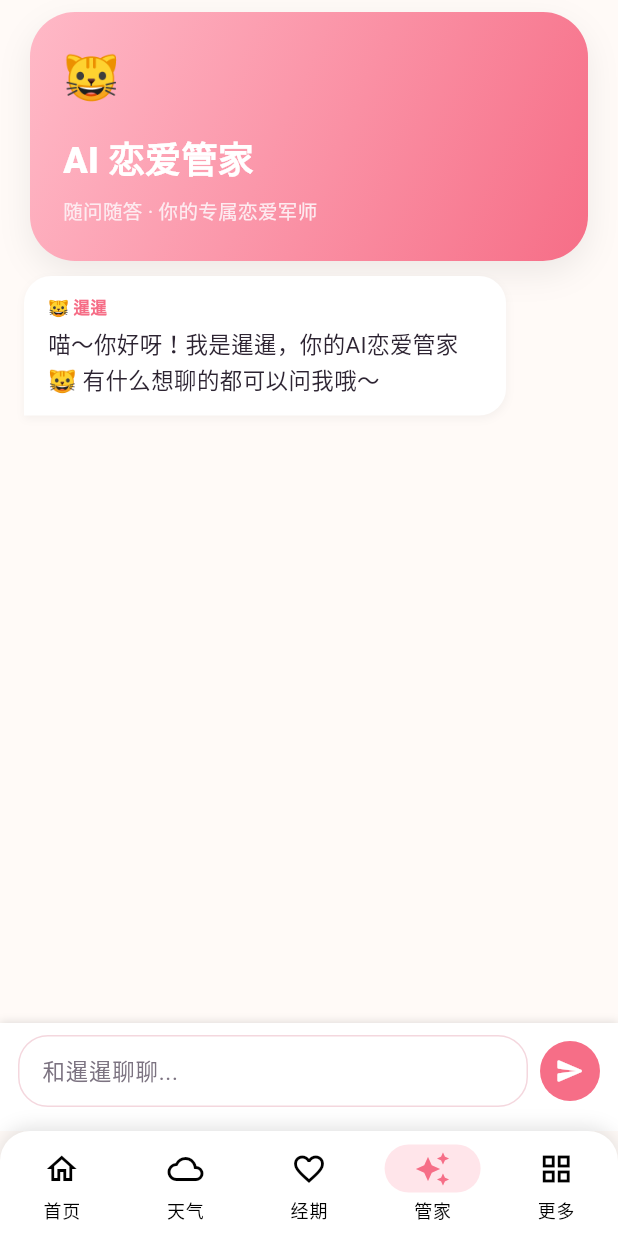
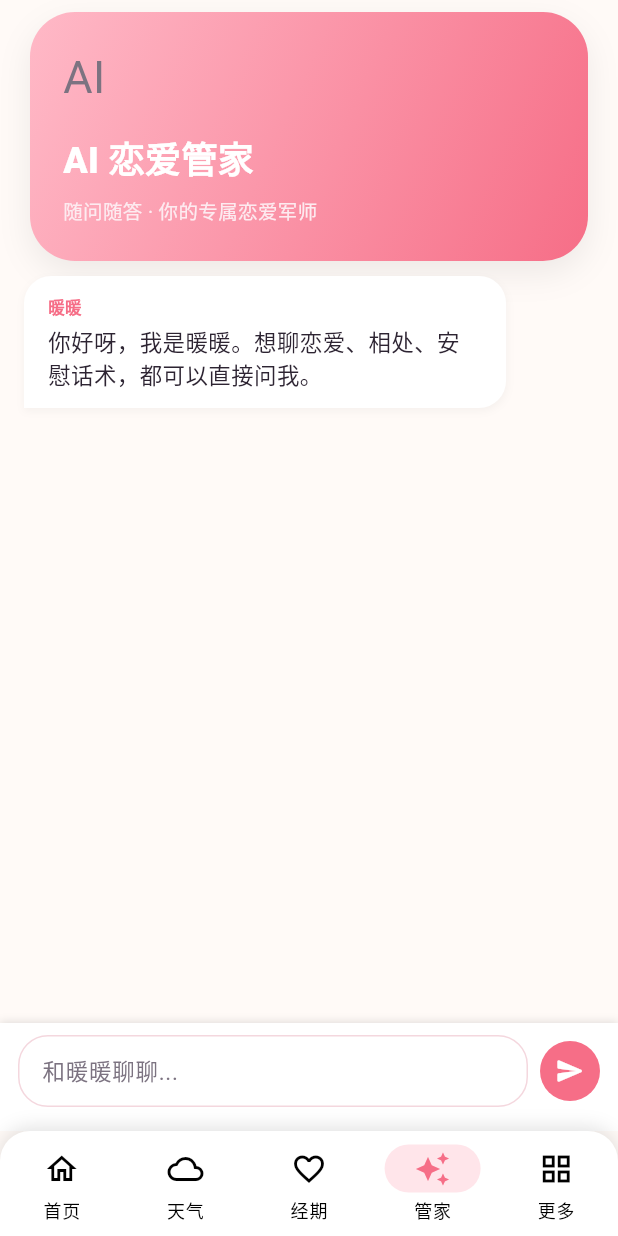
Before and after one commit to CCCyt0324/couple-companion, a Flutter app: the screen it shows after launch, item 4 of the bottom bar chosen, on a phone screen of 412 x 824 dp. Run offline on Flutter 3.47's test engine with Material 3 defaults, Android fonts, the light colour scheme and no system bars; our stand-ins replace dio, flutter_riverpod, go_router, permission_handler, shared_preferences, socket_io_client; missing offline and left inert: amap_flutter_location, dart:html; network calls fail.

Commit message:
更新前端构建：修复API地址和管家聊天页面

```diff
--- a/frontend/lib/core/config/env_config.dart
+++ b/frontend/lib/core/config/env_config.dart
@@ -1,25 +1,54 @@
-/// 环境配置 —— 通过 --dart-define 注入
-/// flutter run --dart-define=API_URL=https://api.yourdomain.com
+/// 环境配置，通过 --dart-define 注入。
+/// 例如：
+/// flutter build web --dart-define=API_URL=https://api.yourdomain.com/api
 class EnvConfig {
   EnvConfig._();
 
   static const String _apiUrl = String.fromEnvironment('API_URL');
   static const String _wsUrl = String.fromEnvironment('WS_URL');
 
-  /// API 基础地址（空 = 相对路径 /api，同域访问）
-  static String get apiBaseUrl =>
-      _apiUrl.isNotEmpty ? _apiUrl : '/api';
+  /// API 基础地址。
+  /// 空值时默认走同域 `/api`。
+  /// 如果只传了域名根地址，例如 `https://api.example.com`，
+  /// 会自动补成 `https://api.example.com/api`，以匹配当前后端的全局前缀。
+  static String get apiBaseUrl {
+    if (_apiUrl.isEmpty) {
+      return '/api';
+    }
 
-  /// WebSocket 地址（根据 API URL 自动推断 wss/ws）
+    final normalized = _trimTrailingSlash(_apiUrl);
+    final uri = Uri.parse(normalized);
+    if (uri.path.isEmpty || uri.path == '/') {
+      return '$normalized/api';
+    }
+    return normalized;
+  }
+
+  /// WebSocket 地址。
+  /// 未显式传入时，会根据 API_URL 自动推断协议、主机和端口。
   static String get wsBaseUrl {
-    if (_wsUrl.isNotEmpty) return _wsUrl;
+    if (_wsUrl.isNotEmpty) {
+      return _trimTrailingSlash(_wsUrl);
+    }
+
     if (_apiUrl.isNotEmpty) {
-      final uri = Uri.parse(_apiUrl);
+      final uri = Uri.parse(_trimTrailingSlash(_apiUrl));
       final scheme = uri.scheme == 'https' ? 'wss' : 'ws';
-      return '$scheme://${uri.host}:${uri.port > 0 ? uri.port : ""}';
+      final hasPort = uri.hasPort && uri.port > 0;
+      return hasPort
+          ? '$scheme://${uri.host}:${uri.port}'
+          : '$scheme://${uri.host}';
     }
+
     return 'ws://localhost:3000';
   }
 
   static bool get isProduction => _apiUrl.isNotEmpty;
+
+  static String _trimTrailingSlash(String value) {
+    if (value.endsWith('/')) {
+      return value.substring(0, value.length - 1);
+    }
+    return value;
+  }
 }
--- a/frontend/lib/features/butler/butler_screen.dart
+++ b/frontend/lib/features/butler/butler_screen.dart
@@ -1,29 +1,28 @@
+import 'package:dio/dio.dart';
 import 'package:flutter/material.dart';
+
+import '../../core/constants/api_constants.dart';
 import '../../core/theme/app_theme.dart';
 import '../../core/widgets/app_chrome.dart';
 import '../../services/api/api_service.dart';
-import '../../core/constants/api_constants.dart';
 
 class ButlerScreen extends StatefulWidget {
   const ButlerScreen({super.key});
+
   @override
   State<ButlerScreen> createState() => _ButlerScreenState();
 }
 
 class _ButlerScreenState extends State<ButlerScreen> {
-  final _messages = <_ChatMessage>[];
+  final _messages = <_ChatMessage>[
+    const _ChatMessage(
+      role: 'assistant',
+      content: '你好呀，我是暖暖。想聊恋爱、相处、安慰话术，都可以直接问我。',
+    ),
+  ];
   final _inputCtrl = TextEditingController();
   final _scrollCtrl = ScrollController();
   bool _loading = false;
-
-  @override
-  void initState() {
-    super.initState();
-    _messages.add(const _ChatMessage(
-      role: 'assistant',
-      content: '喵～你好呀！我是暹暹，你的AI恋爱管家🐱 有什么想聊的都可以问我哦～',
-    ));
-  }
 
   @override
   void dispose() {
@@ -34,7 +33,10 @@ class _ButlerScreenState extends State<ButlerScreen> {
 
   Future<void> _send() async {
     final text = _inputCtrl.text.trim();
-    if (text.isEmpty || _loading) return;
+    if (text.isEmpty || _loading) {
+      return;
+    }
+
     setState(() {
       _messages.add(_ChatMessage(role: 'user', content: text));
       _loading = true;
@@ -43,33 +45,74 @@ class _ButlerScreenState extends State<ButlerScreen> {
     _scrollToBottom();
 
     try {
-      final res = await apiService.post(ApiConstants.butlerChat, data: {
+      final res = await apiService.post(
+        ApiConstants.butlerChat,
+        data: {
           'messages': _messages
               .where((m) => m.role != 'system')
               .map((m) => {'role': m.role, 'content': m.content})
               .toList(),
-      });
+        },
+      );
       final data = apiService.unwrap(res.data) as Map<String, dynamic>;
+
       setState(() {
         _messages.add(_ChatMessage.fromJson(data));
         _loading = false;
       });
       _scrollToBottom();
-    } catch (_) {
+    } catch (error) {
       setState(() {
-        _messages.add(const _ChatMessage(
-          role: 'assistant', content: '喵～网络出了点问题，稍后再试吧😿',
-        ));
+        _messages.add(
+          _ChatMessage(
+            role: 'assistant',
+            content: _buildErrorMessage(error),
+          ),
+        );
         _loading = false;
       });
+      _scrollToBottom();
     }
+  }
+
+  String _buildErrorMessage(Object error) {
+    if (error is DioException) {
+      final statusCode = error.response?.statusCode;
+      if (statusCode == 404) {
+        return '没有找到 /api/butler/chat 接口，请确认后端已经部署了最新版本。';
+      }
+      if (statusCode != null && statusCode >= 500) {
+        return '服务器开小差了（HTTP $statusCode），请检查后端日志。';
+      }
+      if (error.type == DioExceptionType.connectionTimeout ||
+          error.type == DioExceptionType.sendTimeout ||
+          error.type == DioExceptionType.receiveTimeout) {
+        return '服务器响应超时了，稍后再试一次吧。';
+      }
+      if (error.type == DioExceptionType.connectionError) {
+        return '当前页面连不上服务器，请检查域名、反向代理和 HTTPS 配置。';
+      }
+
+      final data = error.response?.data;
+      if (data is Map && data['message'] != null) {
+        return '请求失败：${data['message']}';
+      }
+      if (data is String && data.isNotEmpty) {
+        return '请求失败：$data';
+      }
+    }
+
+    return '网络出了点问题，稍后再试吧。';
   }
 
   void _scrollToBottom() {
     Future.delayed(const Duration(milliseconds: 100), () {
       if (_scrollCtrl.hasClients) {
-        _scrollCtrl.animateTo(_scrollCtrl.position.maxScrollExtent,
-          duration: const Duration(milliseconds: 300), curve: Curves.easeOut);
+        _scrollCtrl.animateTo(
+          _scrollCtrl.position.maxScrollExtent,
+          duration: const Duration(milliseconds: 300),
+          curve: Curves.easeOut,
+        );
       }
     });
   }
@@ -79,30 +122,48 @@ class _ButlerScreenState extends State<ButlerScreen> {
     return Scaffold(
       backgroundColor: AppTheme.bgColor,
       body: SafeArea(
-        child: Column(children: [
-          const AppGradientHeader(title: 'AI 恋爱管家', subtitle: '随问随答 · 你的专属恋爱军师', icon: '🐱'),
-          // 消息列表
+        child: Column(
+          children: [
+            const AppGradientHeader(
+              title: 'AI 恋爱管家',
+              subtitle: '随问随答 · 你的专属恋爱军师',
+              icon: 'AI',
+            ),
             Expanded(
               child: ListView.builder(
                 controller: _scrollCtrl,
-              padding: const EdgeInsets.symmetric(horizontal: 16, vertical: 10),
+                padding:
+                    const EdgeInsets.symmetric(horizontal: 16, vertical: 10),
                 itemCount: _messages.length,
                 itemBuilder: (_, i) => _buildBubble(_messages[i]),
               ),
             ),
-          // 输入栏
             Container(
               padding: const EdgeInsets.fromLTRB(12, 8, 12, 16),
-            decoration: const BoxDecoration(color: Colors.white, boxShadow: [BoxShadow(color: Colors.black12, blurRadius: 4, offset: Offset(0, -1))]),
-            child: Row(children: [
+              decoration: const BoxDecoration(
+                color: Colors.white,
+                boxShadow: [
+                  BoxShadow(
+                    color: Colors.black12,
+                    blurRadius: 4,
+                    offset: Offset(0, -1),
+                  ),
+                ],
+              ),
+              child: Row(
+                children: [
                   Expanded(
                     child: TextField(
                       controller: _inputCtrl,
-                  maxLines: 4, minLines: 1,
+                      minLines: 1,
+                      maxLines: 4,
                       decoration: const InputDecoration(
-                    hintText: '和暹暹聊聊...',
+                        hintText: '和暖暖聊聊...',
                         border: InputBorder.none,
-                    contentPadding: EdgeInsets.symmetric(horizontal: 12, vertical: 10),
+                        contentPadding: EdgeInsets.symmetric(
+                          horizontal: 12,
+                          vertical: 10,
+                        ),
                       ),
                       onSubmitted: (_) => _send(),
                     ),
@@ -111,19 +172,36 @@ class _ButlerScreenState extends State<ButlerScreen> {
                   AnimatedSwitcher(
                     duration: const Duration(milliseconds: 200),
                     child: _loading
-                  ? const SizedBox(width: 40, height: 40, child: CircularProgressIndicator(strokeWidth: 2, color: AppTheme.primaryPink))
+                        ? const SizedBox(
+                            width: 40,
+                            height: 40,
+                            child: CircularProgressIndicator(
+                              strokeWidth: 2,
+                              color: AppTheme.primaryPink,
+                            ),
+                          )
                         : GestureDetector(
                             onTap: _send,
                             child: Container(
-                        width: 40, height: 40,
-                        decoration: const BoxDecoration(shape: BoxShape.circle, color: AppTheme.primaryPink),
-                        child: const Icon(Icons.send_rounded, color: Colors.white, size: 20),
+                              width: 40,
+                              height: 40,
+                              decoration: const BoxDecoration(
+                                shape: BoxShape.circle,
+                                color: AppTheme.primaryPink,
+                              ),
+                              child: const Icon(
+                                Icons.send_rounded,
+                                color: Colors.white,
+                                size: 20,
                               ),
                             ),
                           ),
-            ]),
                   ),
-        ]),
+                ],
+              ),
+            ),
+          ],
+        ),
       ),
     );
   }
@@ -133,7 +211,9 @@ class _ButlerScreenState extends State<ButlerScreen> {
     return Align(
       alignment: isMe ? Alignment.centerRight : Alignment.centerLeft,
       child: Container(
-        constraints: BoxConstraints(maxWidth: MediaQuery.of(context).size.width * 0.78),
+        constraints: BoxConstraints(
+          maxWidth: MediaQuery.of(context).size.width * 0.78,
+        ),
         margin: const EdgeInsets.only(bottom: 10),
         padding: const EdgeInsets.symmetric(horizontal: 16, vertical: 12),
         decoration: BoxDecoration(
@@ -144,22 +224,51 @@ class _ButlerScreenState extends State<ButlerScreen> {
             bottomLeft: isMe ? const Radius.circular(18) : Radius.zero,
             bottomRight: isMe ? Radius.zero : const Radius.circular(18),
           ),
-          boxShadow: [BoxShadow(color: Colors.black.withAlpha(10), blurRadius: 4, offset: const Offset(0, 2))],
+          boxShadow: [
+            BoxShadow(
+              color: Colors.black.withAlpha(10),
+              blurRadius: 4,
+              offset: const Offset(0, 2),
             ),
-        child: Column(crossAxisAlignment: CrossAxisAlignment.start, mainAxisSize: MainAxisSize.min, children: [
-          Text(isMe ? '我' : '🐱 暹暹', style: TextStyle(fontSize: 11, fontWeight: FontWeight.w600, color: isMe ? Colors.white70 : AppTheme.primaryPink)),
+          ],
+        ),
+        child: Column(
+          crossAxisAlignment: CrossAxisAlignment.start,
+          mainAxisSize: MainAxisSize.min,
+          children: [
+            Text(
+              isMe ? '我' : '暖暖',
+              style: TextStyle(
+                fontSize: 11,
+                fontWeight: FontWeight.w600,
+                color: isMe ? Colors.white70 : AppTheme.primaryPink,
+              ),
+            ),
             const SizedBox(height: 4),
-          Text(msg.content, style: TextStyle(fontSize: 15, color: isMe ? Colors.white : AppTheme.textDark, height: 1.5)),
-        ]),
+            Text(
+              msg.content,
+              style: TextStyle(
+                fontSize: 15,
+                color: isMe ? Colors.white : AppTheme.textDark,
+                height: 1.5,
+              ),
+            ),
+          ],
+        ),
       ),
     );
   }
 }
 
 class _ChatMessage {
+  const _ChatMessage({
+    required this.role,
+    required this.content,
+  });
+
   final String role;
   final String content;
-  const _ChatMessage({required this.role, required this.content});
+
   factory _ChatMessage.fromJson(Map<String, dynamic> json) => _ChatMessage(
         role: json['role'] as String? ?? 'assistant',
         content: json['content'] as String? ?? '',
```
Also changed, not shown: 3 other files. Lines whose indentation alone changed are shown as unchanged.
